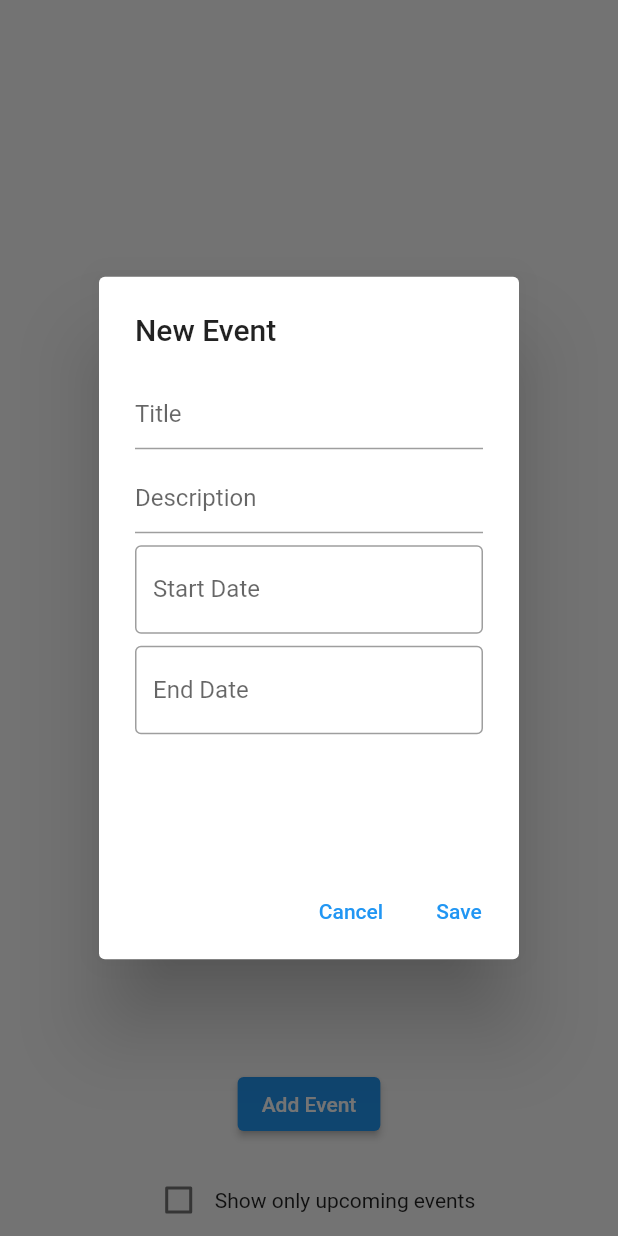
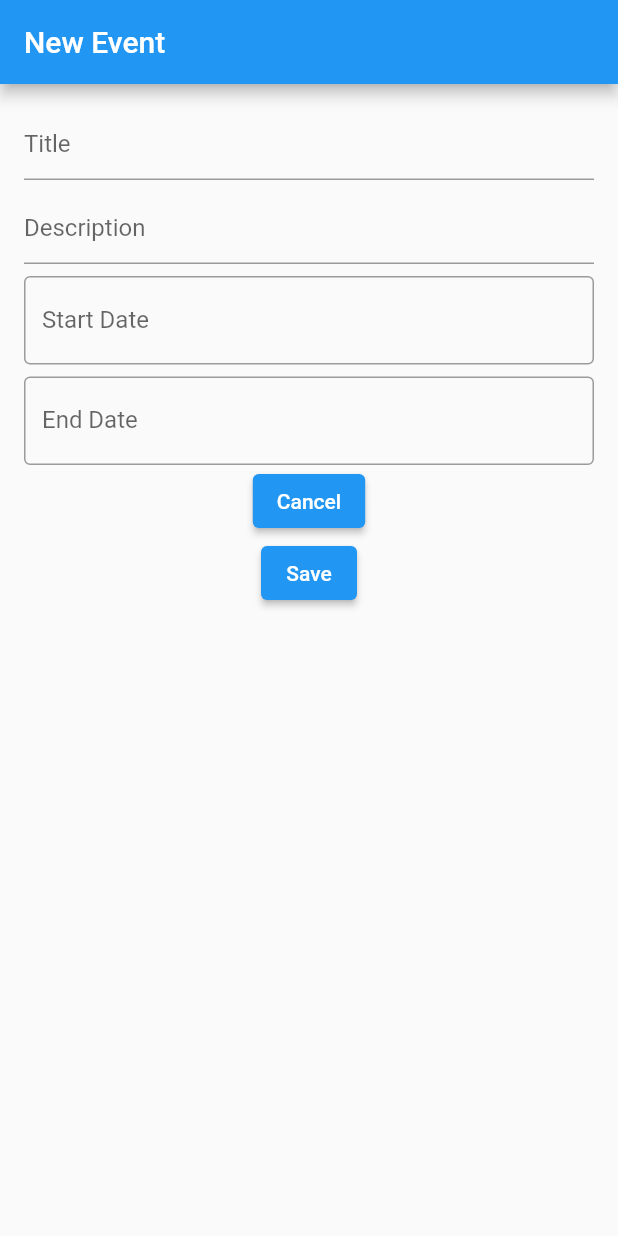
Before and after one commit to Ethan7144/EventTracker, a Flutter app: the screen it shows after launch, after a tap on "Add Event", on a phone screen of 412 x 824 dp. Run offline on Flutter 3.47's test engine with Material 2 defaults, Android fonts, the phone set to English and light mode, and no system bars; drawn by our look-alikes of date_time_picker; our stand-ins replace go_router.

Commit message:
Added routes for home and adding an event

```diff
--- a/lib/events/addevent.dart
+++ b/lib/events/addevent.dart
@@ -1,5 +1,6 @@
 import 'package:date_time_picker/date_time_picker.dart';
 import 'package:flutter/material.dart';
+import 'package:go_router/go_router.dart';
 import 'package:provider/provider.dart';
 import 'event.dart';
 import 'package:hw2/models/event_view_model.dart';
@@ -35,7 +36,7 @@ class _NewEventFormState extends State<NewEventForm> {
 
     viewModel.addEvent(newEvent);
     print('Event added to VMC.');
-    Navigator.of(context).pop();
+    GoRouter.of(context).go('/home');
   }
 
   @override
@@ -43,11 +44,12 @@ class _NewEventFormState extends State<NewEventForm> {
     DateTime _minEndDate = DateTime.now();
     return Consumer<MyEventsViewModel>(
       builder: (context, model, child) {
-        return AlertDialog(
-          title: const Text('New Event'),
-          content: SizedBox(
-            height: 300,
-            width: 200,
+        return Scaffold(
+          appBar: AppBar(
+            title: const Text('New Event'),
+          ),
+          body: Padding(
+            padding: const EdgeInsets.all(16.0),
             child: Form(
               key: _formKey,
               child: Column(
@@ -105,20 +107,19 @@ class _NewEventFormState extends State<NewEventForm> {
                       border: OutlineInputBorder(),
                     ),
                   ),
+                  ElevatedButton(
+              child: const Text('Cancel'),
+              onPressed: () => Navigator.of(context).pop(),
+            ),
+                ElevatedButton(
+                  child: const Text('Save'),
+                  onPressed: () => _submitForm(model),
+                ),
                 ],
               ),
             ),
           ),
-          actions: [
-            TextButton(
-              child: const Text('Cancel'),
-              onPressed: () => Navigator.of(context).pop(),
-            ),
-            TextButton(
-              child: const Text('Save'),
-              onPressed: () => _submitForm(model),
-            ),
-          ],
+
         );
       },
     );
--- a/lib/events/displayEvent.dart
+++ b/lib/events/displayEvent.dart
@@ -1,4 +1,6 @@
 import 'package:flutter/material.dart';
+import 'package:go_router/go_router.dart';
+import 'package:hw2/events/event_tap.dart';
 import 'package:intl/intl.dart';
 import 'package:provider/provider.dart';
 
@@ -35,47 +37,7 @@ class MyEventsPage extends StatelessWidget {
                       final event = eventsModel.showOnlyUpcoming
                           ? upcomingEvents[index]
                           : eventsModel.events[index];
-
-                      return InkWell(
-                        onTap: () {
-                          _showEditDateForm(context, eventsModel, event);
-                        },
-                        child: Column(
-                          crossAxisAlignment: CrossAxisAlignment.center,
-                          children: <Widget>[
-                            Text(
-                              event.title,
-                              style: const TextStyle(
-                                fontWeight: FontWeight.bold,
-                                fontSize: 16,
-                              ),
-                            ),
-                            const SizedBox(height: 4),
-                            Text(
-                              '${DateFormat.yMMMd().add_jm().format(event.startDate)} - ${DateFormat.yMMMd().add_jm().format(event.endDate)}',
-                              style: const TextStyle(
-                                color: Colors.grey,
-                                fontSize: 12,
-                              ),
-                            ),
-                            const SizedBox(height: 4),
-                            Text(
-                              event.description,
-                              style: const TextStyle(
-                                color: Colors.grey,
-                                fontSize: 12,
-                              ),
-                            ),
-                            ElevatedButton(
-                              onPressed: () {
-                                eventsModel.deleteEvent(event);
-                              },
-                              child: Text('Delete'),
-                            ),
-                            const SizedBox(height: 8),
-                          ],
-                        ),
-                      );
+                      return EventItem(event: event);
                     },
                   );
                 },
@@ -110,20 +72,6 @@ class MyEventsPage extends StatelessWidget {
   }
 
   void _showNewEventForm(BuildContext context, MyEventsViewModel eventsModel) {
-    showDialog(
-      context: context,
-      builder: (BuildContext context) {
-        return NewEventForm(
-          onSave: (event) {
-            eventsModel.addEvent(event);
-          },
-        );
-      },
-    );
-  }
-
-  void _showEditDateForm(
-      BuildContext context, MyEventsViewModel viewModel, Event event) {
-    viewModel.editEventDate(context, event);
+    GoRouter.of(context).go('/add');
   }
 }
--- a/lib/main.dart
+++ b/lib/main.dart
@@ -2,22 +2,26 @@ import 'package:flutter/material.dart';
 import 'package:provider/provider.dart';
 import 'events/displayEvent.dart';
 import 'package:hw2/models/event_view_model.dart';
-
+import 'package:go_router/go_router.dart';
+import 'package:hw2/routes/goRoutes.dart';
 void main() {
   runApp(MyApp());
 }
+
+
 
 class MyApp extends StatelessWidget {
   @override
   Widget build(BuildContext context) {
     return ChangeNotifierProvider(
       create: (_) => MyEventsViewModel(),
-      child: MaterialApp(
+      child: MaterialApp.router(
         title: 'My Events App',
+        debugShowCheckedModeBanner: false,
         theme: ThemeData(
           primarySwatch: Colors.blue,
         ),
-        home: MyEventsPage(),
+        routerConfig: router,
       ),
     );
   }
--- /dev/null
+++ b/lib/routes/goRoutes.dart
@@ -0,0 +1,20 @@
+import 'package:hw2/events/displayEvent.dart';
+import 'package:hw2/events/addevent.dart';
+import 'package:go_router/go_router.dart';
+
+final router = GoRouter(
+  initialLocation: '/home',
+  routes: [
+    GoRoute(
+      path: '/home',
+      name: 'home',
+      builder: (context, _) => const MyEventsPage(),
+    ),
+    GoRoute(
+      path: '/add',
+      name: 'add',
+      builder: (context, state) => NewEventForm(onSave: (event) {}),
+      ),
+
+  ],
+);
```
Also changed, not shown: lib/events/event_tap.dart (added, +94 -0 lines), lib/models/event_view_model.dart (+25 -5 lines).
